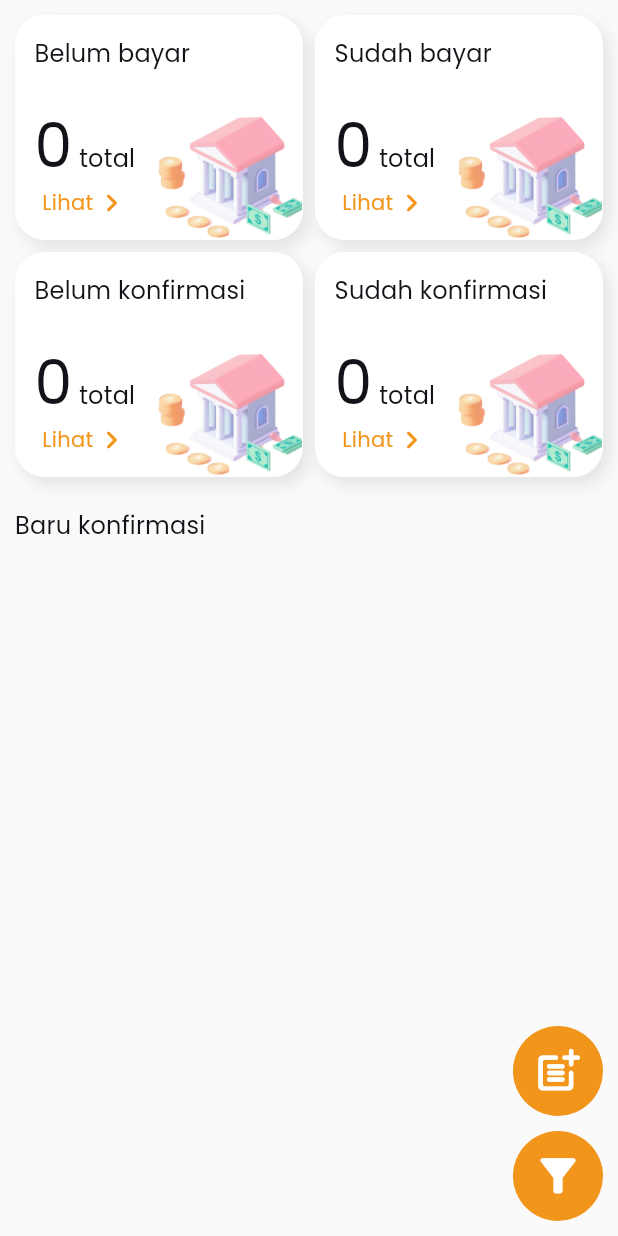
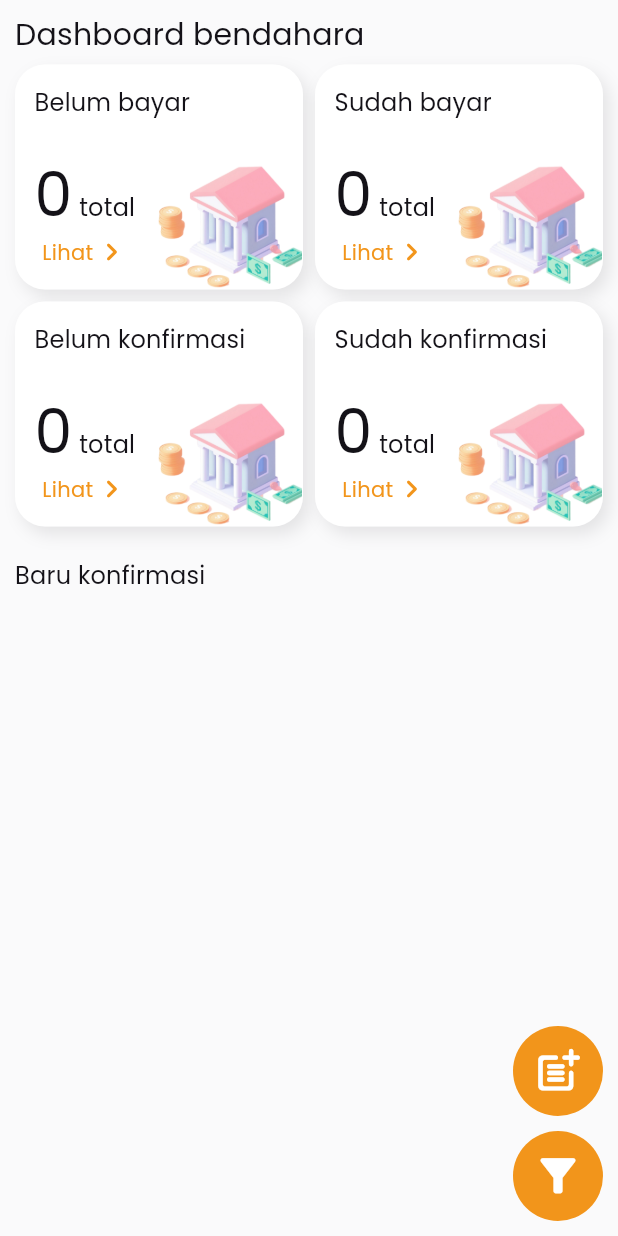
Before and after one commit to ahmadjanuar466/mobile_digister, a Flutter app: the TreasuryScreen widget shown alone on an empty page, opened directly, on a phone screen of 412 x 824 dp. Run offline on Flutter 3.47's test engine with Material 3 defaults, Android fonts, the light colour scheme and no system bars; drawn by our look-alikes of toastification; our stand-ins replace dio, dotted_border, firebase_core, firebase_messaging, flutter_animate, flutter_dotenv and 9 more; missing offline and left inert: flutter_vlc_player, mat_month_picker_dialog; accounts and stored records are empty; network calls fail; Roboto replaces fonts that are missing (Poppins_500, Poppins_regular).

Commit message:
update treasury ui

```diff
--- a/lib/screens/treasury/treasury_screen.dart
+++ b/lib/screens/treasury/treasury_screen.dart
@@ -221,6 +221,11 @@ class _TreasuryScreenState extends State<TreasuryScreen> {
               child: Column(
                 crossAxisAlignment: CrossAxisAlignment.start,
                 children: [
+                  Text(
+                    'Dashboard bendahara',
+                    style: theme.textTheme.titleLarge,
+                  ),
+                  const SizedBox(height: 8),
                   Row(
                     children: [
                       Expanded(
```
